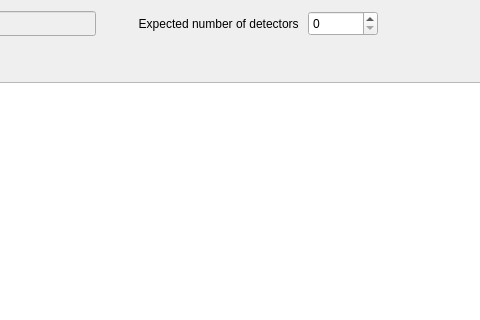
First picture: the form in gui/daq/dialog_spectrum_template.ui, repository usnistgov/qpx-gamma, before the edit; both pictures show x 657 to 1137 and y 0 to 320 of the 1218 by 551 pixel window.
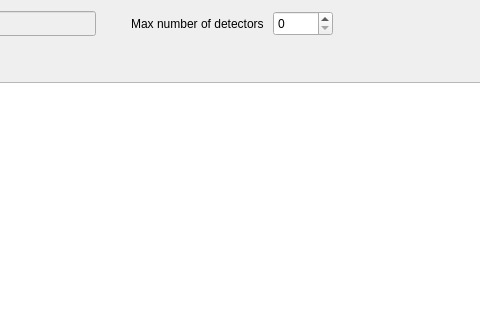
Second picture: the form after the edit. Icons and pictures are not drawn.

Commit message: spectra templates as prototypes, spectra types immutable

What changed in the file:
```diff
--- a/gui/daq/dialog_spectrum_template.ui
+++ b/gui/daq/dialog_spectrum_template.ui
@@ -265,18 +265,18 @@
       <widget class="QLabel" name="label_9">
        <property name="minimumSize">
         <size>
-         <width>200</width>
+         <width>165</width>
          <height>25</height>
         </size>
        </property>
        <property name="maximumSize">
         <size>
-         <width>200</width>
+         <width>165</width>
          <height>16777215</height>
         </size>
        </property>
        <property name="text">
-        <string>Expected number of detectors </string>
+        <string>Max number of detectors </string>
        </property>
        <property name="alignment">
         <set>Qt::AlignRight|Qt::AlignTrailing|Qt::AlignVCenter</set>
@@ -293,13 +293,13 @@
        </property>
        <property name="minimumSize">
         <size>
-         <width>70</width>
+         <width>60</width>
          <height>25</height>
         </size>
        </property>
        <property name="maximumSize">
         <size>
-         <width>70</width>
+         <width>60</width>
          <height>16777215</height>
         </size>
        </property>
```
The commit also changes 28 other files.
